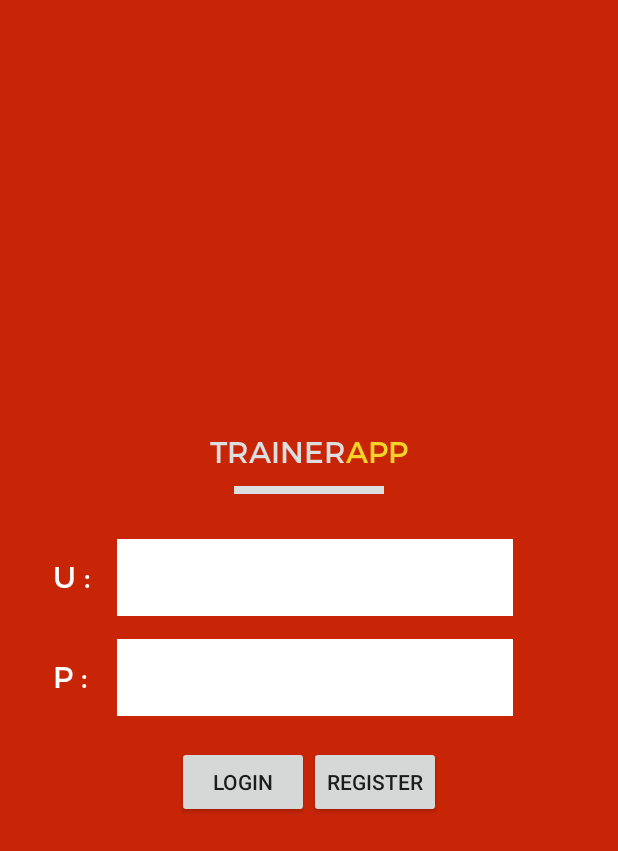
After one commit to paulolosbanos/trainerapp, an Android app: the layout fragment_login.xml on its own in the app's theme, with its tools: preview values and no code run, on a phone screen of 412 x 824 dp. The commit adds this screen. Shown: the top 851 px of the screen. Run offline under Robolectric (Android 15) with nearby library versions, the phone set to English and light mode, and no system bars.

Commit message:
added login fragment

```diff
--- /dev/null
+++ b/app/src/main/res/drawable/bg_ta_edittext.xml
@@ -0,0 +1,9 @@
+<?xml version="1.0" encoding="utf-8"?>
+
+<shape xmlns:android="http://schemas.android.com/apk/res/android"
+    android:padding="10dp"
+    android:shape="rectangle">
+
+    <solid android:color="#FFFFFF" />
+
+</shape>
--- /dev/null
+++ b/app/src/main/res/layout/fragment_login.xml
@@ -0,0 +1,136 @@
+<?xml version="1.0" encoding="utf-8"?>
+<layout>
+
+    <data>
+
+        <variable
+            name="user"
+            type="atlas.com.trainerapp.authentication.views.fragments.LoginFragment" />
+    </data>
+
+    <LinearLayout xmlns:android="http://schemas.android.com/apk/res/android"
+        xmlns:tools="http://schemas.android.com/tools"
+        android:layout_width="match_parent"
+        android:layout_height="match_parent"
+        android:background="@color/brand_red"
+        android:gravity="center"
+        android:orientation="vertical">
+
+        <LinearLayout
+            android:layout_width="wrap_content"
+            android:layout_height="wrap_content"
+            android:layout_marginBottom="30dp"
+            android:orientation="vertical">
+
+            <LinearLayout
+                android:id="@+id/ll_logo"
+                android:layout_width="wrap_content"
+                android:layout_height="wrap_content"
+                android:layout_centerInParent="true"
+                android:layout_margin="10dp"
+                android:orientation="horizontal">
+
+                <atlas.com.trainerapp.widgets.TATextView
+                    android:layout_width="wrap_content"
+                    android:layout_height="wrap_content"
+                    android:gravity="center"
+                    android:text="TRAINER"
+                    android:textColor="@color/brand_white"
+                    android:textSize="20dp" />
+
+                <atlas.com.trainerapp.widgets.TATextView
+                    android:layout_width="wrap_content"
+                    android:layout_height="wrap_content"
+                    android:gravity="center"
+                    android:text="APP"
+                    android:textColor="@color/brand_yellow"
+                    android:textSize="20dp" />
+
+
+            </LinearLayout>
+
+            <LinearLayout
+                android:id="@+id/ll_logo_underbar"
+                android:layout_width="100dp"
+                android:layout_height="5dp"
+                android:layout_centerInParent="true"
+                android:layout_gravity="center"
+                android:background="@color/brand_white"
+                android:gravity="center"
+                android:orientation="horizontal" />
+        </LinearLayout>
+
+        <LinearLayout
+            android:layout_width="match_parent"
+            android:layout_height="wrap_content"
+            android:layout_marginBottom="15dp"
+            android:orientation="horizontal">
+
+            <atlas.com.trainerapp.widgets.TATextView
+                android:layout_width="wrap_content"
+                android:layout_height="wrap_content"
+                android:layout_marginLeft="35dp"
+                android:layout_marginRight="18dp"
+                android:text="U :"
+                android:textColor="@color/white"
+                android:textSize="20dp" />
+
+            <atlas.com.trainerapp.widgets.TAEditText
+                android:id="@+id/et_username"
+                android:layout_width="match_parent"
+                android:layout_height="wrap_content"
+                android:layout_centerInParent="true"
+                android:layout_marginRight="70dp"
+                android:background="@drawable/bg_ta_edittext"
+                android:paddingBottom="13dp"
+                android:paddingTop="13dp" />
+
+        </LinearLayout>
+
+
+        <LinearLayout
+            android:layout_width="match_parent"
+            android:layout_height="wrap_content"
+            android:orientation="horizontal">
+
+            <atlas.com.trainerapp.widgets.TATextView
+                android:layout_width="wrap_content"
+                android:layout_height="wrap_content"
+                android:layout_marginLeft="35dp"
+                android:layout_marginRight="20dp"
+                android:text="P :"
+                android:textColor="@color/white"
+                android:textSize="20dp" />
+
+            <atlas.com.trainerapp.widgets.TAEditText
+                android:id="@+id/et_password"
+                android:layout_width="match_parent"
+                android:layout_height="wrap_content"
+                android:layout_centerInParent="true"
+                android:layout_marginRight="70dp"
+                android:background="@drawable/bg_ta_edittext"
+                android:paddingBottom="13dp"
+                android:paddingTop="13dp" />
+
+        </LinearLayout>
+
+        <LinearLayout
+            android:layout_width="match_parent"
+            android:layout_height="wrap_content"
+            android:gravity="center"
+            android:layout_marginTop="20dp"
+            android:orientation="horizontal">
+
+            <atlas.com.trainerapp.widgets.TAButton
+                android:layout_width="wrap_content"
+                android:layout_height="wrap_content"
+                android:text="LOGIN" />
+
+            <atlas.com.trainerapp.widgets.TAButton
+                android:layout_width="wrap_content"
+                android:layout_height="wrap_content"
+                android:text="REGISTER" />
+        </LinearLayout>
+
+    </LinearLayout>
+</layout>
--- a/app/src/main/res/values/colors.xml
+++ b/app/src/main/res/values/colors.xml
@@ -7,6 +7,8 @@
     <color name="brand_red">#C82506</color>
     <color name="brand_yellow">#F5D328</color>
     <color name="brand_white">#DCDEE0</color>
+
+    <color name="white">#FFFFFF</color>
 
     <color name="positive_green">#70BF41</color>
     <color name="negative_red">#EC5D57</color>
--- a/build.gradle
+++ b/build.gradle
@@ -3,10 +3,12 @@
 buildscript {
     repositories {
         jcenter()
+        mavenCentral()
     }
     dependencies {
         classpath 'com.android.tools.build:gradle:2.1.2'
         classpath 'com.google.gms:google-services:3.0.0'
+        classpath 'me.tatarka:gradle-retrolambda:3.2.5'
         // NOTE: Do not place your application dependencies here; they belong
         // in the individual module build.gradle files
     }
@@ -15,6 +17,7 @@ buildscript {
 allprojects {
     repositories {
         jcenter()
+        mavenCentral()
     }
 }
 
```
Also changed, not shown: app/build.gradle (+17 -7 lines), app/src/main/AndroidManifest.xml (+5 -5 lines), app/src/main/java/atlas/com/trainerapp/SplashScreen.java (+6 -1 lines), app/src/main/java/atlas/com/trainerapp/authentication/views/AuthActivity.java (+33 -3 lines), app/src/main/java/atlas/com/trainerapp/authentication/views/adapters/AuthPagerAdapter.java (added, +40 -0 lines), app/src/main/java/atlas/com/trainerapp/authentication/views/fragments/LoginFragment.java (+39 -1 lines), app/src/main/java/atlas/com/trainerapp/authentication/views/fragments/SplashFragment.java (+40 -1 lines), app/src/main/java/atlas/com/trainerapp/bases/BaseActivity.java (added, +26 -0 lines), app/src/main/java/atlas/com/trainerapp/bases/BaseFragment.java (added, +26 -0 lines), app/src/main/java/atlas/com/trainerapp/bases/interfaces/ActivityBindingSpecs.java (added, +12 -0 lines), app/src/main/java/atlas/com/trainerapp/bases/interfaces/FragmentBindingSpecs.java (added, +15 -0 lines), app/src/main/res/layout/activity_auth.xml (+9 -0 lines), app/src/main/res/layout/fragment_splash.xml (added, +54 -0 lines), 1 other file.
